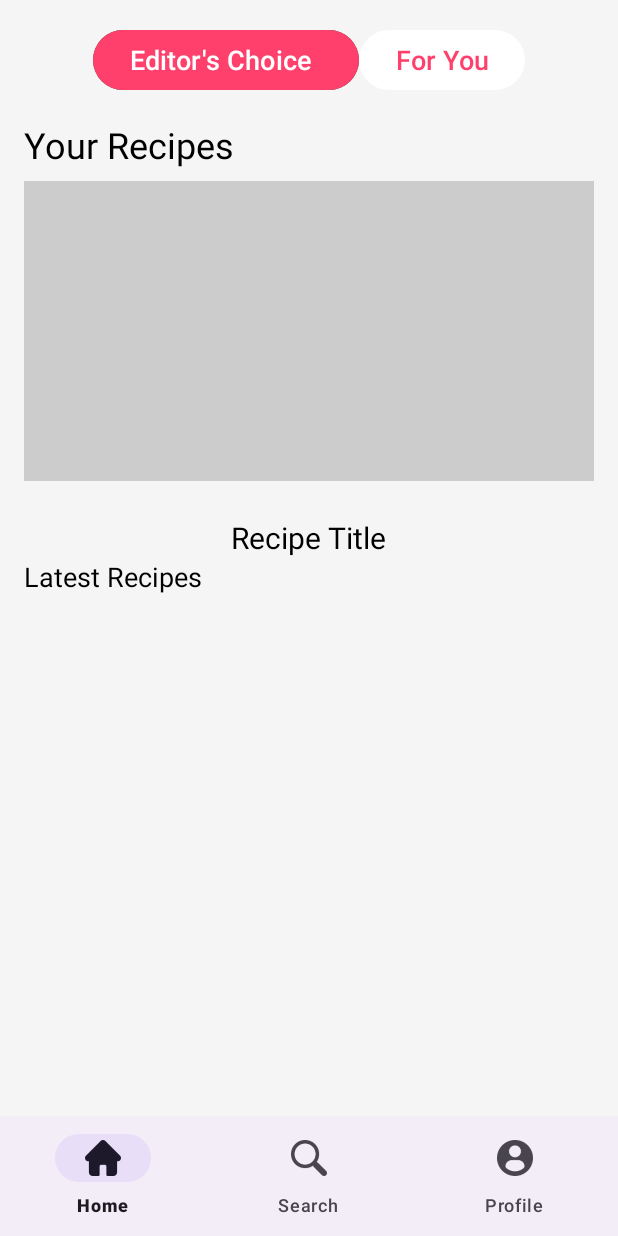
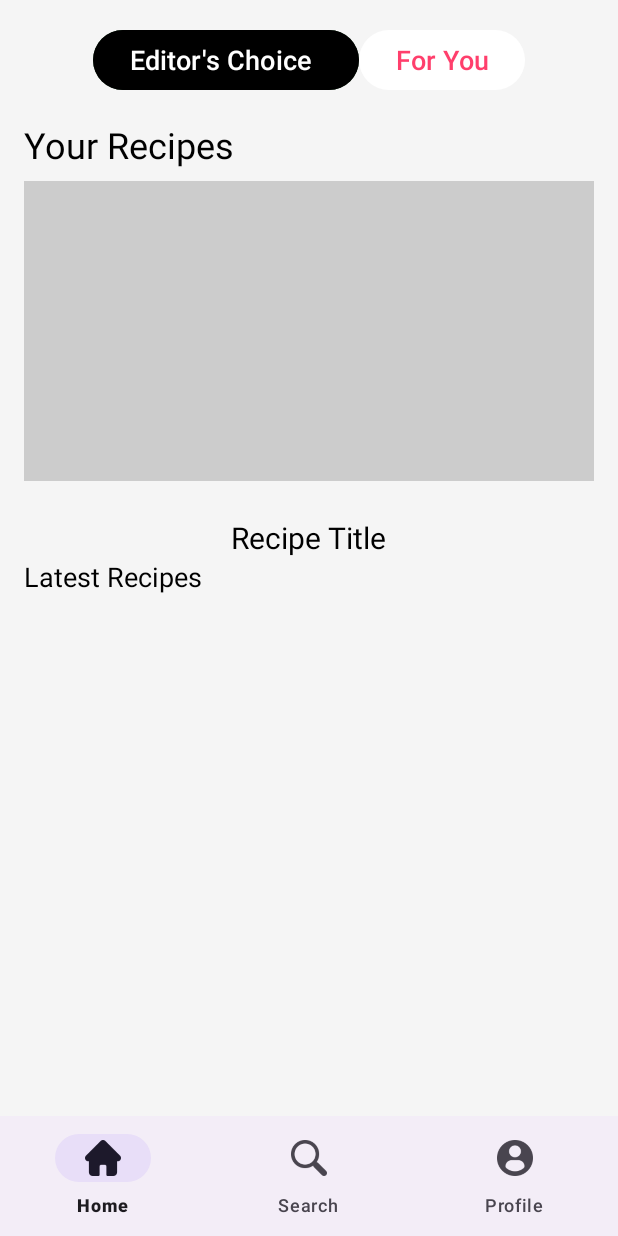
Before and after one commit to panchaliSam/Recipeez_Y2S2_MIT, an Android app: the Home screen opened directly, with no data from a screen before it, after a tap on "Editor's Choice", on a phone screen of 412 x 824 dp. Run offline under Robolectric (Android 15) with nearby library versions, the phone set to English and light mode, and no system bars; our stand-ins replace Firebase (no records; nobody signed in at launch, a user with empty details on screens opened directly).

Commit message:
Set colors

```diff
--- a/app/src/main/java/com/example/recipeez/view/fragments/Home.kt
+++ b/app/src/main/java/com/example/recipeez/view/fragments/Home.kt
@@ -227,7 +227,7 @@ class Home : Fragment() {
 
     private fun setButtonStyle(activeButton: Button, inactiveButton: Button) {
         activeButton.apply {
-            setBackgroundColor(Color.parseColor("#FF3F6C"))
+            setBackgroundColor(Color.parseColor("Black"))
             setTextColor(Color.WHITE)
         }
         inactiveButton.apply {
```
